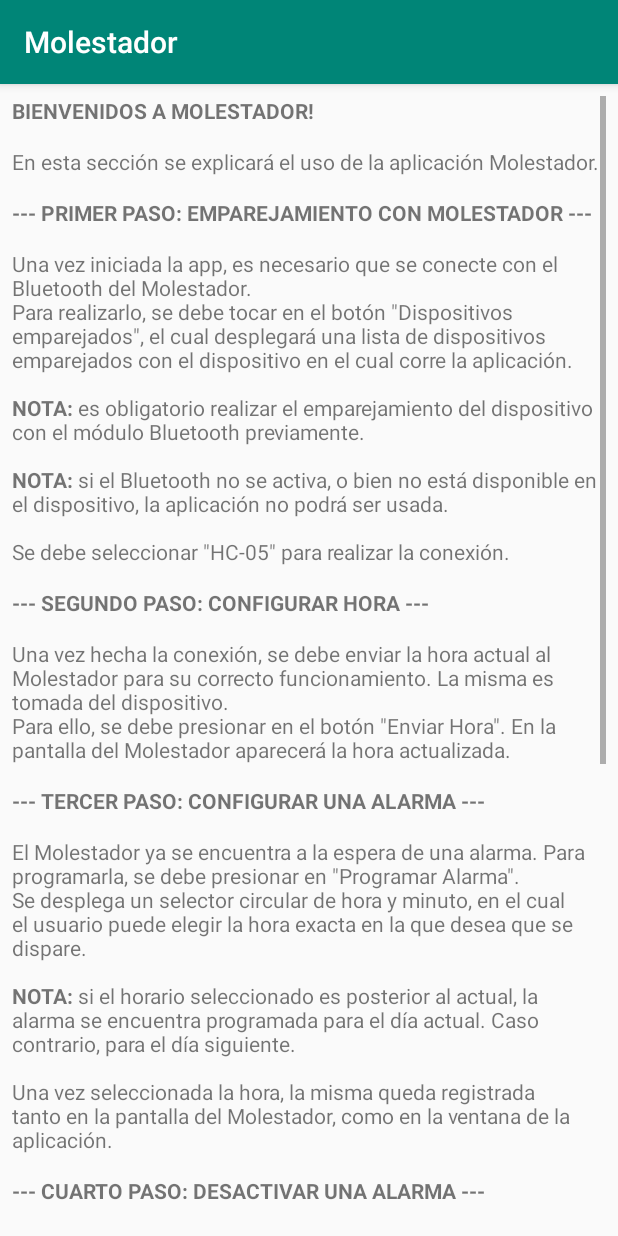
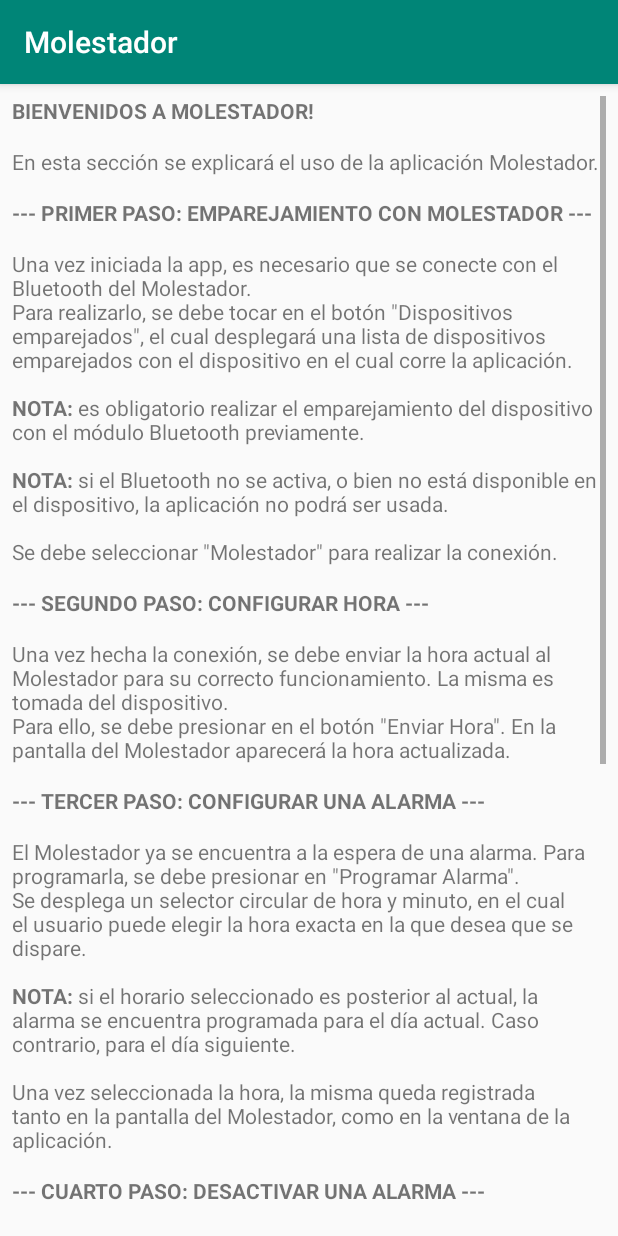
Before and after one commit to danielmsc/Molestador, an Android app: the AyudaActivity screen opened directly, with no data from a screen before it, on a phone screen of 412 x 824 dp. Run offline under Robolectric (Android 15) with nearby library versions, the phone set to English and light mode, and no system bars.

Commit message:
Update AyudaActivity.java
- Se cambia "HC-05" a "Molestador".

```diff
--- a/Android/Molestador/app/src/main/java/com/example/daniel/bluetooth/AyudaActivity.java
+++ b/Android/Molestador/app/src/main/java/com/example/daniel/bluetooth/AyudaActivity.java
@@ -27,7 +27,7 @@ public class AyudaActivity extends AppCompatActivity {
                 "<b>NOTA:</b> es obligatorio realizar el emparejamiento del dispositivo con el módulo Bluetooth previamente.<br><br>" +
                 "<b>NOTA:</b> si el Bluetooth no se activa, o bien no está disponible en el dispositivo, la aplicación no podrá ser usada.<br>" +
                 "<br>" +
-                "Se debe seleccionar \"HC-05\" para realizar la conexión.<br>" +
+                "Se debe seleccionar \"Molestador\" para realizar la conexión.<br>" +
                 "<br>" +
                 "<b>--- SEGUNDO PASO: CONFIGURAR HORA ---</b><br>" +
                 "<br>" +
```
